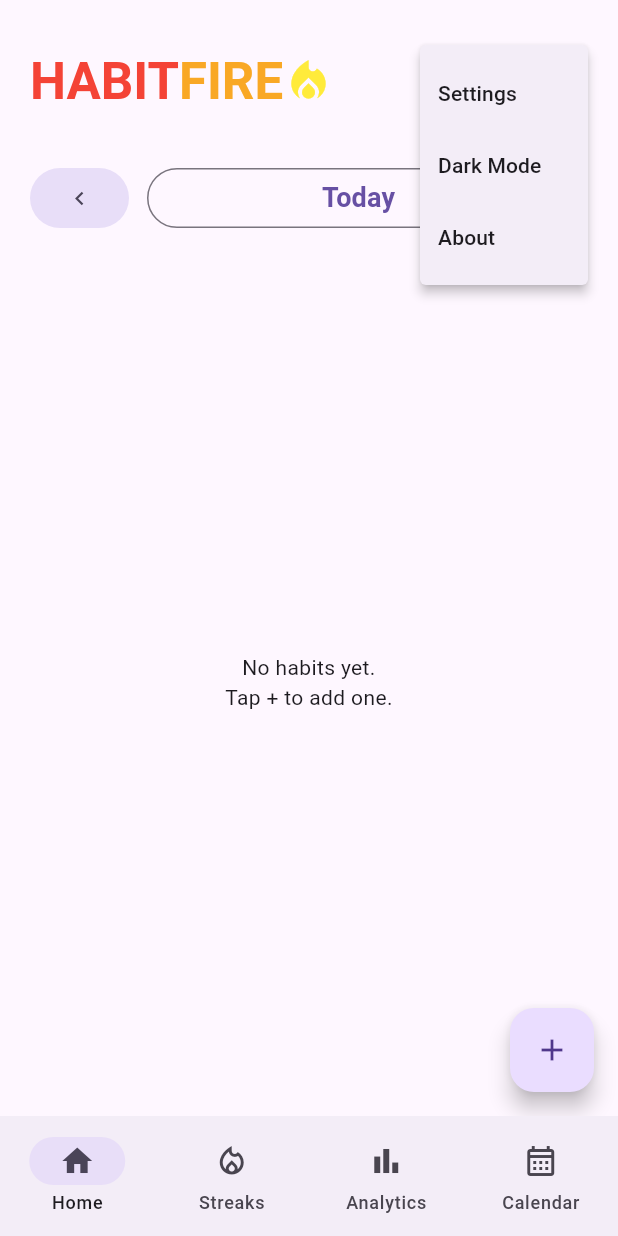
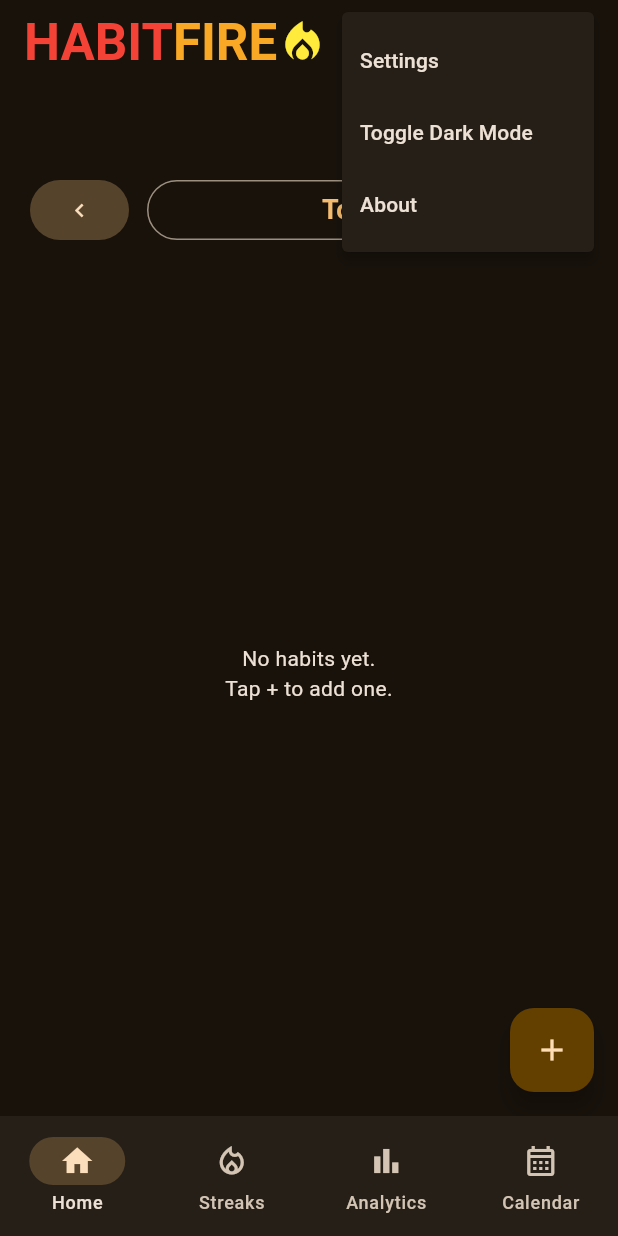
Before and after one commit to nagateja710/habitfire, a Flutter app: the screen it shows after launch, after a tap on the "menu" icon, on a phone screen of 412 x 824 dp. Run offline on Flutter 3.47's test engine with Material 3 defaults, Android fonts, the phone set to English and light mode, and no system bars; our stand-ins replace hive, hive_flutter, table_calendar; accounts and stored records are empty.

Commit message:
darkmode

```diff
--- a/lib/app/app.dart
+++ b/lib/app/app.dart
@@ -1,14 +1,45 @@
 import 'package:flutter/material.dart';
 import 'package:habitfire/app/shared/navigation/main_navigation_shell.dart';
+import 'package:habitfire/app/shared/navigation/upper_nav.dart';
+
+// 1. Global controller that anyone can access to toggle dark/light mode
+final ValueNotifier<ThemeMode> themeNotifier = ValueNotifier(ThemeMode.dark);
 
 class HabitFireApp extends StatelessWidget {
   const HabitFireApp({super.key});
 
   @override
   Widget build(BuildContext context) {
-    return MaterialApp(
-      debugShowCheckedModeBanner: false,
-      home: const MainNavigationPage(),
+    // 2. Wrap with a listener to automatically swap styles across the application
+    return ValueListenableBuilder<ThemeMode>(
+      valueListenable: themeNotifier,
+      builder: (context, currentThemeMode, child) {
+        return MaterialApp(
+          // 3. Bind the live state selection
+          themeMode: currentThemeMode,
+
+          // Light Theme configuration
+          theme: ThemeData(
+            useMaterial3: true,
+            colorScheme: ColorScheme.fromSeed(seedColor: Colors.blue),
+          ),
+
+          // 4. Added Dark Theme setup so colors flip correctly on dark backgrounds
+          darkTheme: ThemeData(
+            useMaterial3: true,
+            colorScheme: ColorScheme.fromSeed(
+              seedColor: Colors.orange.shade300,
+              brightness: Brightness.dark,
+            ),
+          ),
+
+          debugShowCheckedModeBanner: false,
+          home: const Scaffold(
+            appBar: UpperNav(),
+            body: MainNavigationPage(),
+          ),
+        );
+      },
     );
   }
 }
--- a/lib/app/pages/home/presentation/home_page.dart
+++ b/lib/app/pages/home/presentation/home_page.dart
@@ -1,4 +1,5 @@
 import 'package:flutter/material.dart';
+import 'package:flutter/services.dart';
 import 'package:hive_flutter/hive_flutter.dart';
 
 import 'package:habitfire/app/models/habit.dart';
@@ -110,68 +111,68 @@ class _HomePageState extends State<HomePage> {
               const SizedBox(height: 10),
 
               /// HEADER
-              Row(
-                mainAxisAlignment:
-                    MainAxisAlignment.spaceBetween,
-                children: [
-                  RichText(
-                    text: const TextSpan(
-                      style: TextStyle(
-                        fontSize: 34,
-                        fontWeight: FontWeight.bold,
-                      ),
-                      children: [
-                        TextSpan(
-                          text: 'HABIT',
-                          style: TextStyle(
-                            color: Colors.red,
-                          ),
-                        ),
-                        TextSpan(
-                          text: 'FIRE',
-                          style: TextStyle(
-                            color: Color.fromRGBO(
-                              249,
-                              168,
-                              37,
-                              1,
-                            ),
-                          ),
-                        ),
-                        WidgetSpan(
-                          alignment:
-                              PlaceholderAlignment.middle,
-                          child: Icon(
-                            Icons.local_fire_department,
-                            size: 34,
-                            color: Colors.yellow,
-                          ),
-                        ),
-                      ],
-                    ),
-                  ),
-                  PopupMenuButton<String>(
-                    icon: const Icon(
-                      Icons.menu,
-                      size: 32,
-                    ),
-                    itemBuilder: (context) => const [
-                      PopupMenuItem(
-                        value: 'settings',
-                        child: Text('Settings'),
-                      ),
-                      PopupMenuItem(
-                        value: 'darkmode',
-                        child: Text('Dark Mode'),
-                      ),
-                      PopupMenuItem(
-                        value: 'about',
-                        child: Text('About'),
-                      ),
-                    ],
-                  ),
-                ],
-              ),
+              // Row(
+              //   mainAxisAlignment:
+              //       MainAxisAlignment.spaceBetween,
+              //   children: [
+              //     RichText(
+              //       text: const TextSpan(
+              //         style: TextStyle(
+              //           fontSize: 34,
+              //           fontWeight: FontWeight.bold,
+              //         ),
+              //         children: [
+              //           TextSpan(
+              //             text: 'HABIT',
+              //             style: TextStyle(
+              //               color: Colors.red,
+              //             ),
+              //           ),
+              //           TextSpan(
+              //             text: 'FIRE',
+              //             style: TextStyle(
+              //               color: Color.fromRGBO(
+              //                 249,
+              //                 168,
+              //                 37,
+              //                 1,
+              //               ),
+              //             ),
+              //           ),
+              //           WidgetSpan(
+              //             alignment:
+              //                 PlaceholderAlignment.middle,
+              //             child: Icon(
+              //               Icons.local_fire_department,
+              //               size: 34,
+              //               color: Colors.yellow,
+              //             ),
+              //           ),
+              //         ],
+              //       ),
+              //     ),
+              //     PopupMenuButton<String>(
+              //       icon: const Icon(
+              //         Icons.menu,
+              //         size: 32,
+              //       ),
+              //       itemBuilder: (context) => const [
+              //         PopupMenuItem(
+              //           value: 'settings',
+              //           child: Text('Settings'),
+              //         ),
+              //         PopupMenuItem(
+              //           value: 'darkmode',
+              //           child: Text('Dark Mode'),
+              //         ),
+              //         PopupMenuItem(
+              //           value: 'about',
+              //           child: Text('About'),
+              //         ),
+              //       ],
+              //     ),
+              //   ],
+              // ),
 
               const SizedBox(height: 30),
 
@@ -220,7 +221,7 @@ class _HomePageState extends State<HomePage> {
                 ],
               ),
 
-              const SizedBox(height: 30),
+              const SizedBox(height: 10),
 
               Expanded(
                 child: ValueListenableBuilder(
@@ -273,7 +274,7 @@ class _HomePageState extends State<HomePage> {
                         return Padding(
                           padding:
                               const EdgeInsets.only(
-                            bottom: 16,
+                            bottom: 2,
                           ),
                           child: HabitCard(
                             title: habit.title,
@@ -295,6 +296,13 @@ class _HomePageState extends State<HomePage> {
 
                               await habit.save();
                             },
+                             onCountLongPress: () async {
+    setState(() {
+      habit.dailyCounts[dateKey] = 0;
+    });
+    await habit.save();
+    Feedback.forLongPress(context); // Optional subtle rumble feedback
+  },
                           ),
                         );
                       },
--- /dev/null
+++ b/lib/app/shared/navigation/upper_nav.dart
@@ -0,0 +1,76 @@
+import 'package:flutter/material.dart';
+import 'package:habitfire/app/app.dart';
+class UpperNav extends StatelessWidget implements PreferredSizeWidget {
+  const UpperNav({super.key});
+
+  @override
+  Widget build(BuildContext context) {
+    return AppBar(
+      // Removes default back button space if needed, or handles it automatically
+      automaticallyImplyLeading: false,
+      backgroundColor: Colors.transparent,
+      elevation: 0,
+      // Your custom Row goes into the title property
+      title: Row(
+        mainAxisAlignment: MainAxisAlignment.spaceBetween,
+        children: [
+          RichText(
+            text: const TextSpan(
+              style: TextStyle(
+                fontSize: 34,
+                fontWeight: FontWeight.bold,
+              ),
+              children: [
+                TextSpan(
+                  text: 'HABIT',
+                  style: TextStyle(color: Colors.red),
+                ),
+                TextSpan(
+                  text: 'FIRE',
+                  style: TextStyle(
+                    color: Color.fromRGBO(249, 168, 37, 1),
+                  ),
+                ),
+                WidgetSpan(
+                  alignment: PlaceholderAlignment.middle,
+                  child: Icon(
+                    Icons.local_fire_department,
+                    size: 34,
+                    color: Colors.yellow,
+                  ),
+                ),
+              ],
+            ),
+          ),
+          PopupMenuButton<String>(
+  icon: const Icon(Icons.menu, size: 32),
+  onSelected: (value) {
+    switch (value) {
+      case 'darkmode':
+        // TOGGLE LOGIC: If it's light, change to dark. If it's dark, change to light.
+        themeNotifier.value = themeNotifier.value == ThemeMode.light
+            ? ThemeMode.dark
+            : ThemeMode.light;
+        break;
+      case 'settings':
+        break;
+      case 'about':
+        break;
+    }
+  },
+  itemBuilder: (context) => const [
+    PopupMenuItem(value: 'settings', child: Text('Settings')),
+    PopupMenuItem(value: 'darkmode', child: Text('Toggle Dark Mode')), // Updated text label
+    PopupMenuItem(value: 'about', child: Text('About')),
+  ],
+)
+
+        ],
+      ),
+    );
+  }
+
+  // This defines the height of your header area
+  @override
+  Size get preferredSize => const Size.fromHeight(kToolbarHeight);
+}
--- a/lib/app/widgets/habit_card.dart
+++ b/lib/app/widgets/habit_card.dart
@@ -41,6 +41,7 @@ class HabitCard extends StatelessWidget {
   final int streak;
   final bool completed;
   final VoidCallback onCountTap;
+  final VoidCallback onCountLongPress; // 1. Added the long press callback parameter
 
   const HabitCard({
     super.key,
@@ -51,6 +52,7 @@ class HabitCard extends StatelessWidget {
     required this.streak,
     required this.completed,
     required this.onCountTap,
+    required this.onCountLongPress, // 2. Added to the constructor requirements
   });
 
   @override
@@ -63,7 +65,7 @@ class HabitCard extends StatelessWidget {
             borderRadius: BorderRadius.circular(24),
           ),
           child: Padding(
-            padding: const EdgeInsets.all(20),
+            padding: const EdgeInsets.all(10),
             child: Row(
               children: [
                 Container(
@@ -111,6 +113,7 @@ class HabitCard extends StatelessWidget {
 
                 GestureDetector(
                   onTap: onCountTap,
+                  onLongPress: onCountLongPress, // 3. Bound the long press event handler here
                   child: CircleAvatar(
                     radius: 28,
                     backgroundColor: count > 0
```
Also changed, not shown: lib/app/pages/calendar/presentation/calendar_page.dart (+5 -5 lines).
